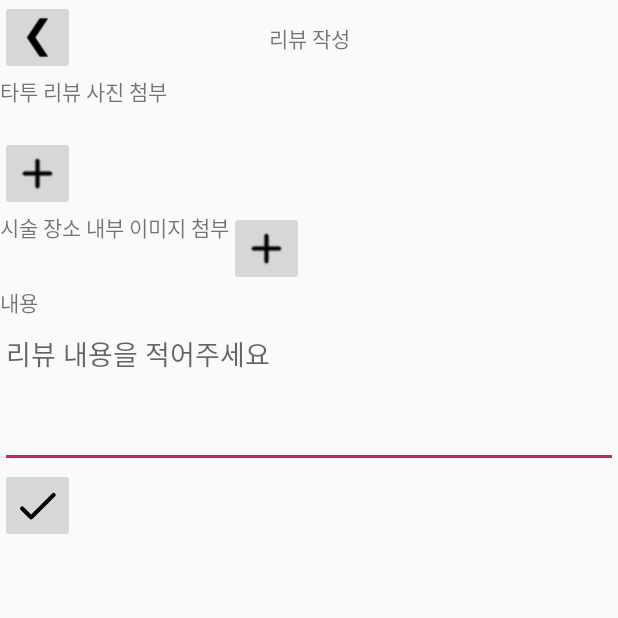
After one commit to donghae0414/2020CapstoneAndroid, an Android app: the WriteReviewActivity screen opened directly, with no data from a screen before it, on a phone screen of 412 x 824 dp, the top half of it. The commit adds this screen. Run offline under Robolectric (Android 15) with nearby library versions, the phone set to English and light mode, and no system bars.

Commit message:
Review Write Add

```diff
--- a/app/build.gradle
+++ b/app/build.gradle
@@ -33,7 +33,7 @@ dependencies {
     implementation 'androidx.lifecycle:lifecycle-extensions:2.0.0'
     testImplementation 'junit:junit:4.12'
     androidTestImplementation 'androidx.test:runner:1.1.1'
-//    androidTestImplementation 'androidx.test.ext:junit:1.1.0'
+    androidTestImplementation 'androidx.test.ext:junit:1.1.0'
 //    androidTestImplementation 'androidx.test.espresso:espresso-core:3.1.1'
 
 //    implementation 'com.facebook.android:facebook-login:[5,6)'
--- /dev/null
+++ b/app/src/main/java/com/example/newtattooandroid/activity/WriteReviewActivity.java
@@ -0,0 +1,120 @@
+package com.example.newtattooandroid.activity;
+
+import android.content.Intent;
+import android.database.Cursor;
+import android.graphics.Bitmap;
+import android.graphics.BitmapFactory;
+import android.net.Uri;
+import android.provider.OpenableColumns;
+import android.util.Log;
+import android.view.View;
+import android.widget.ImageButton;
+import android.widget.TextView;
+import androidx.annotation.Nullable;
+import androidx.appcompat.app.ActionBar;
+import androidx.appcompat.app.AppCompatActivity;
+import android.os.Bundle;
+import com.example.newtattooandroid.R;
+import lombok.SneakyThrows;
+import okhttp3.MediaType;
+import okhttp3.MultipartBody;
+import okhttp3.RequestBody;
+
+import java.io.*;
+
+public class WriteReviewActivity extends AppCompatActivity {
+
+    private ImageButton btn_write_back;
+
+    //타투 이미지 첨부 관련
+    private TextView tv_write_images;
+    private ImageButton btn_write_image;
+    //시술 장소 이미지 첨부 관련
+    private TextView tv_write_place;
+    private ImageButton btn_write_place;
+
+    @Override
+    protected void onCreate(Bundle savedInstanceState) {
+        super.onCreate(savedInstanceState);
+        setContentView(R.layout.activity_write_review);
+
+        //기존 액션바 숨기기
+        ActionBar actionBar = getSupportActionBar();
+        actionBar.hide();
+
+        //작성 취소 버튼 - 클릭시 종료
+        btn_write_back = findViewById(R.id.btn_write_back);
+        btn_write_back.setOnClickListener((View view) -> {
+            finish();
+        });
+
+        //타투 리뷰 이미지 버튼 - 사진 첨부
+        tv_write_images = findViewById(R.id.tv_write_images);
+        btn_write_image = findViewById(R.id.btn_write_image);
+        btn_write_image.setOnClickListener((View view) -> {
+            Intent intent = new Intent();
+            intent.setType("image/*");
+            intent.setAction(Intent.ACTION_GET_CONTENT);
+            startActivityForResult(intent, 1);
+        });
+
+        //타투 시술 장소 이미지 버튼 - 사진 첨부
+        tv_write_place = findViewById(R.id.tv_write_place);
+        tv_write_place.setVisibility(View.GONE);
+        btn_write_place = findViewById(R.id.btn_write_place);
+        btn_write_place.setOnClickListener((View view) -> {
+            Intent intent = new Intent();
+            intent.setType("image/*");
+            intent.setAction(Intent.ACTION_GET_CONTENT);
+            startActivityForResult(intent, 2);
+        });
+    }
+
+    private String uriToFileName(Uri uri) {
+        Cursor returnCursor =
+                getContentResolver().query(uri, null, null, null, null);
+        assert returnCursor != null;
+        int nameIndex = returnCursor.getColumnIndex(OpenableColumns.DISPLAY_NAME);
+        returnCursor.moveToFirst();
+        String name = returnCursor.getString(nameIndex);
+        returnCursor.close();
+        return name;
+    }
+
+    @SneakyThrows
+    @Override
+    protected void onActivityResult(int requestCode, int resultCode, @Nullable Intent data) {
+        super.onActivityResult(requestCode, resultCode, data);
+        String fileName = uriToFileName(data.getData());
+        Log.e("select", fileName);
+        InputStream in = null;
+        try {
+            in = getContentResolver().openInputStream(data.getData());
+        } catch (FileNotFoundException e) {
+            e.printStackTrace();
+        }
+        Bitmap originalBitmap = BitmapFactory.decodeStream(in);
+        Bitmap resizedBitmap = Bitmap.createScaledBitmap(originalBitmap, 256, 256, true);
+
+        File file = new File(getApplicationContext().getCacheDir(), fileName);
+
+        ByteArrayOutputStream bos = new ByteArrayOutputStream();
+        resizedBitmap.compress(Bitmap.CompressFormat.PNG, 0, bos);
+        byte[] bitmapData = bos.toByteArray();
+
+        FileOutputStream fos = null;
+        fos = new FileOutputStream(file);
+        fos.write(bitmapData);
+        fos.flush();
+        fos.close();
+        Log.e("shrink image", file.getName());
+
+        if (requestCode == 1) { // tattoo image
+            tv_write_images.append(fileName + "\n");
+        }else if(requestCode == 2){ // design
+            tv_write_place.setVisibility(View.VISIBLE);
+            tv_write_place.setText(fileName);
+            btn_write_place.setVisibility(View.GONE);
+        }
+    }
+}
--- /dev/null
+++ b/app/src/main/res/layout/activity_write_review.xml
@@ -0,0 +1,110 @@
+<?xml version="1.0" encoding="utf-8"?>
+<LinearLayout
+        xmlns:android="http://schemas.android.com/apk/res/android"
+        xmlns:tools="http://schemas.android.com/tools"
+        xmlns:app="http://schemas.android.com/apk/res-auto"
+        android:layout_width="match_parent"
+        android:layout_height="match_parent"
+        android:orientation="vertical"
+        tools:context=".activity.WriteReviewActivity">
+
+    <androidx.constraintlayout.widget.ConstraintLayout
+            android:layout_width="match_parent"
+            android:layout_height="wrap_content">
+        <ImageButton
+                android:id="@+id/btn_write_back"
+                android:layout_width="50dp"
+                android:layout_height="50dp"
+                android:padding="8dp"
+                android:scaleType="fitXY"
+                android:src="@drawable/icons8_chevron_left_50"
+                app:layout_constraintBottom_toBottomOf="parent"
+                app:layout_constraintStart_toStartOf="parent"
+                app:layout_constraintTop_toTopOf="parent" />
+
+        <TextView
+                android:layout_width="wrap_content"
+                android:layout_height="wrap_content"
+                android:text="리뷰 작성"
+                app:layout_constraintBottom_toBottomOf="parent"
+                app:layout_constraintEnd_toEndOf="parent"
+                app:layout_constraintStart_toStartOf="@+id/btn_write_back"
+                app:layout_constraintTop_toTopOf="parent" />
+
+    </androidx.constraintlayout.widget.ConstraintLayout>
+
+    <LinearLayout
+            android:layout_width="match_parent"
+            android:layout_height="wrap_content"
+            android:orientation="vertical">
+
+        <TextView
+                android:text="타투 리뷰 사진 첨부"
+                android:layout_width="match_parent"
+                android:layout_height="wrap_content"/>
+        <TextView
+                android:id="@+id/tv_write_images"
+                android:layout_width="match_parent"
+                android:layout_height="wrap_content"/>
+        <ImageButton
+                android:id="@+id/btn_write_image"
+                android:layout_width="50dp"
+                android:layout_height="50dp"
+                android:padding="8dp"
+                android:scaleType="fitXY"
+                android:src="@drawable/round_add_black_18dp" />
+    </LinearLayout>
+
+    <LinearLayout
+            android:layout_width="match_parent"
+            android:layout_height="wrap_content"
+            android:orientation="horizontal">
+
+        <TextView
+                android:text="시술 장소 내부 이미지 첨부"
+                android:layout_width="wrap_content"
+                android:layout_height="wrap_content"/>
+
+        <TextView
+                android:id="@+id/tv_write_place"
+                android:text="filename"
+                android:layout_width="wrap_content"
+                android:layout_height="wrap_content"/>
+
+        <ImageButton
+                android:id="@+id/btn_write_place"
+                android:layout_width="50dp"
+                android:layout_height="50dp"
+                android:padding="8dp"
+                android:scaleType="fitXY"
+                android:src="@drawable/round_add_black_18dp" />
+
+    </LinearLayout>
+
+    <LinearLayout
+            android:layout_width="match_parent"
+            android:layout_height="wrap_content"
+            android:orientation="vertical">
+        <TextView
+                android:layout_width="wrap_content"
+                android:layout_height="wrap_content"
+                android:text="내용" />
+
+        <EditText
+                android:id="@+id/et_write_description"
+                android:layout_width="match_parent"
+                android:layout_height="100dp"
+                android:layout_weight="1"
+                android:gravity="start|top"
+                android:ems="10"
+                android:hint="리뷰 내용을 적어주세요"
+                android:inputType="textMultiLine|text" />
+    </LinearLayout>
+    <ImageButton
+            android:id="@+id/btn_write_post"
+            android:layout_width="50dp"
+            android:layout_height="50dp"
+            android:padding="8dp"
+            android:scaleType="fitXY"
+            android:src="@drawable/ic_done_black_18dp" />
+</LinearLayout>
```
Also changed, not shown: app/src/main/AndroidManifest.xml (+17 -15 lines), app/src/main/java/com/example/newtattooandroid/activity/MoreActivity.java (+30 -3 lines), app/src/main/res/layout/activity_more.xml (+42 -2 lines).
